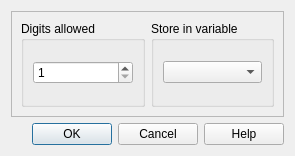
This is src/ui/commands/input_number_widget.ui in EasyRPG/Editor as Qt 5 draws it before an edit. The edited form follows.
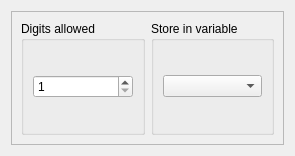
This is the edited form. Custom widgets are drawn as their Qt base class.

```diff
--- a/src/ui/commands/input_number_widget.ui
+++ b/src/ui/commands/input_number_widget.ui
@@ -1,9 +1,9 @@
 <?xml version="1.0" encoding="UTF-8"?>
 <ui version="4.0">
  <class>InputNumberWidget</class>
- <widget class="QDialog" name="InputNumberWidget">
-  <property name="windowModality">
-   <enum>Qt::WindowModal</enum>
+ <widget class="QWidget" name="InputNumberWidget">
+  <property name="modal" stdset="0">
+   <bool>false</bool>
   </property>
   <property name="geometry">
    <rect>
@@ -69,19 +69,6 @@
      </layout>
     </widget>
    </item>
-   <item>
-    <widget class="QDialogButtonBox" name="buttonBox">
-     <property name="orientation">
-      <enum>Qt::Horizontal</enum>
-     </property>
-     <property name="standardButtons">
-      <set>QDialogButtonBox::Cancel|QDialogButtonBox::Help|QDialogButtonBox::Ok</set>
-     </property>
-     <property name="centerButtons">
-      <bool>false</bool>
-     </property>
-    </widget>
-   </item>
   </layout>
  </widget>
  <customwidgets>
```
Left out of the diff: 58 changed lines with no effect on the pictures.
